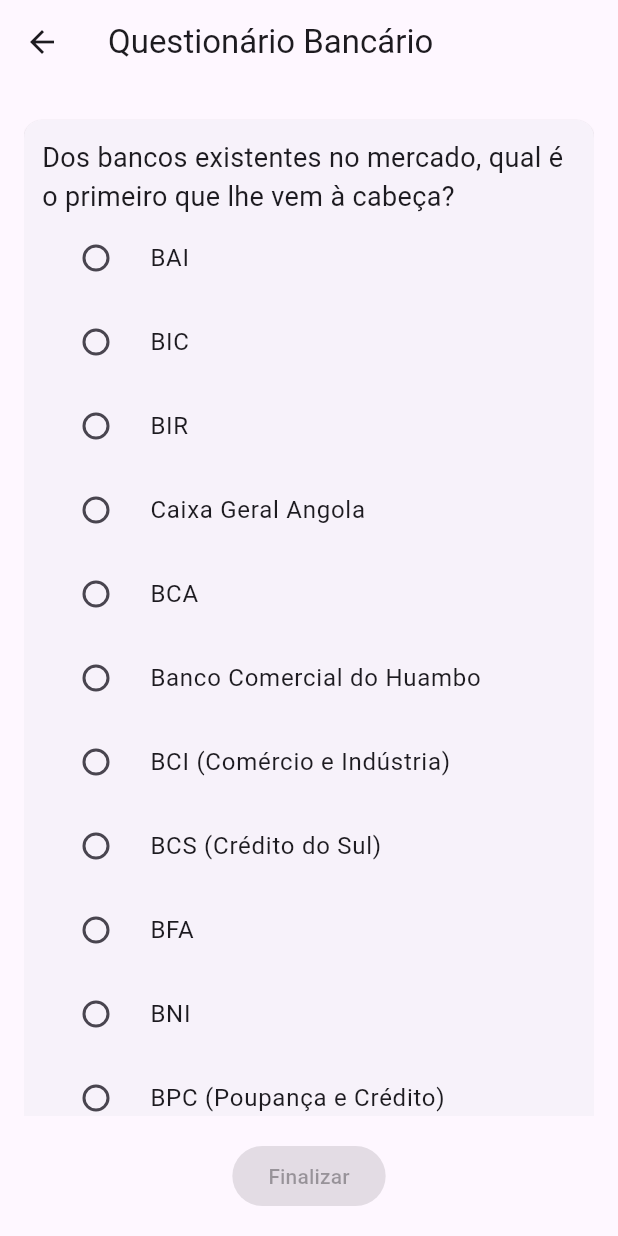
After one commit to javierariass/Angola-Bank, a Flutter app: the QuestionnairePage screen opened directly, on a phone screen of 412 x 824 dp. The commit adds this screen. Run offline on Flutter 3.47's test engine with Material 3 defaults, Android fonts, the phone set to English and light mode, and no system bars; our stand-ins replace cloud_firestore, connectivity_plus, firebase_core, flutter_rating_bar, shared_preferences; accounts and stored records are empty.

Commit message:
Changes to the questionnaire
-Changed the style of the questionnaire
-Designed the official questionnaire

```diff
--- /dev/null
+++ b/lib/data/advanced_questions.dart
@@ -0,0 +1,140 @@
+enum QuestionType {
+  singleChoice,
+  multipleChoice,
+  text,
+  scale,
+}
+
+class AdvancedQuestion {
+  final String id;
+  final String question;
+  final QuestionType type;
+  final List<String> options;
+  final bool allowOther;
+  final int? scaleMin;
+  final int? scaleMax;
+
+  AdvancedQuestion({
+    required this.id,
+    required this.question,
+    required this.type,
+    this.options = const [],
+    this.allowOther = false,
+    this.scaleMin,
+    this.scaleMax,
+  });
+}
+
+final List<AdvancedQuestion> advancedQuestions = [
+  AdvancedQuestion(
+    id: 'q01',
+    question: 'Dos bancos existentes no mercado, qual é o primeiro que lhe vem à cabeça?',
+    type: QuestionType.singleChoice,
+    options: [
+      'BAI', 'BIC', 'BIR', 'Caixa Geral Angola', 'BCA', 'Banco Comercial do Huambo',
+      'BCI (Comércio e Indústria)', 'BCS (Crédito do Sul)', 'BFA', 'BNI', 'BPC (Poupança e Crédito)',
+      'Banco Económico', 'Banco Keve', 'Banco Millennium Atlântico', 'Banco Rural de Investimento',
+      'Banco Sol', 'Banco Valor', 'Banco VTB África', 'Banco Yetu', 'Access Bank',
+      'SBA (Standard Bank Angola)', 'Outro'
+    ],
+    allowOther: true,
+  ),
+  AdvancedQuestion(
+    id: 'q02',
+    question: 'Em que bancos tem conta atualmente?',
+    type: QuestionType.multipleChoice,
+    options: [
+      'BAI', 'BIC', 'BIR', 'Caixa Geral Angola', 'BCA', 'Banco Comercial do Huambo',
+      'BCI (Comércio e Indústria)', 'BCS (Crédito do Sul)', 'BFA', 'BNI', 'BPC (Poupança e Crédito)',
+      'Banco Económico', 'Banco Keve', 'Banco Millennium Atlântico', 'Banco Rural de Investimento',
+      'Banco Sol', 'Banco Valor', 'Banco VTB África', 'Banco Yetu', 'Access Bank',
+      'SBA (Standard Bank Angola)', 'Outro'
+    ],
+    allowOther: true,
+  ),
+  AdvancedQuestion(
+    id: 'q03',
+    question: 'Qual é o seu banco principal?',
+    type: QuestionType.singleChoice,
+    options: [], // Preenchido dinamicamente com os bancos selecionados em q02
+  ),
+  AdvancedQuestion(
+    id: 'q04',
+    question: 'Por que escolheu o seu banco principal?',
+    type: QuestionType.multipleChoice,
+    options: [
+      'Reputação/imagem corporativa', 'Proximidade da agência', 'Conselhos de familiares ou amigos',
+      'Qualidade do serviço', 'Condições econômicas', 'Experiências anteriores positivas',
+      'Já utilizado no ambiente de trabalho/família', 'Competência e cortesia do pessoal',
+      'Serviços digitais fáceis de utilizar', 'Utilização para hipoteca',
+      'Garantia de moeda estrangeira', 'Relação com gestor de conta', 'Outro'
+    ],
+    allowOther: true,
+  ),
+  AdvancedQuestion(
+    id: 'q05',
+    question: 'Por que escolheu o outro banco?',
+    type: QuestionType.multipleChoice,
+    options: [
+      'Reputação/imagem corporativa', 'Proximidade da agência', 'Conselhos de familiares ou amigos',
+      'Qualidade do serviço', 'Condições econômicas', 'Experiências anteriores positivas',
+      'Já utilizado no ambiente de trabalho/família', 'Competência e cortesia do pessoal',
+      'Serviços digitais fáceis de utilizar', 'Utilização para hipoteca',
+      'Garantia de moeda estrangeira', 'Relação com gestor de conta', 'Já não uso o banco', 'Outro'
+    ],
+    allowOther: true,
+  ),
+  AdvancedQuestion(
+    id: 'q06',
+    question: 'Como se relaciona com os bancos?',
+    type: QuestionType.singleChoice,
+    options: [
+      'Maioritariamente presencial', 'Simultaneamente presencial e digital', 'Maioritariamente digital'
+    ],
+  ),
+  AdvancedQuestion(
+    id: 'q07',
+    question: 'Numa escala de 1 a 10, qual é a sua satisfação com os bancos onde tem conta?',
+    type: QuestionType.scale,
+    scaleMin: 1,
+    scaleMax: 10,
+  ),
+  AdvancedQuestion(
+    id: 'q08',
+    question: 'Em que canais costuma obter informações sobre os bancos?',
+    type: QuestionType.multipleChoice,
+    options: [
+      'TV', 'Rádio', 'Redes sociais', 'Amigos ou familiares', 'Agências/Balcões', 'Jornais ou revistas', 'Outro'
+    ],
+    allowOther: true,
+  ),
+  AdvancedQuestion(
+    id: 'q09',
+    question: 'Que serviços utiliza no "Banco X"?',
+    type: QuestionType.multipleChoice,
+    options: [
+      'Levantamento', 'Depósitos', 'Transferências interbancárias', 'Transferências internacionais',
+      'Home Banking', 'Aplicativo bancário', 'Pagamentos automáticos', 'Gestão de contas online',
+      'Pagamento de contas', 'Pagamento de impostos', 'Seguro de vida', 'Seguro de automóvel',
+      'Seguro de habitação', 'Seguro de acidentes pessoais', 'Compra/venda de moeda estrangeira',
+      'Domiciliação do salário'
+    ],
+  ),
+  AdvancedQuestion(
+    id: 'q10',
+    question: 'Que produtos utiliza no "Banco X"?',
+    type: QuestionType.multipleChoice,
+    options: [
+      'Conta corrente', 'Cartão de débito', 'Cartão de crédito', 'Cartão pré-pago',
+      'Conta a prazo', 'Crédito pessoal', 'Crédito habitação', 'Crédito automóvel',
+      'Fundo de investimento', 'Obrigações'
+    ],
+  ),
+  AdvancedQuestion(
+    id: 'q11',
+    question: 'O que mais importa (escala 1-5)',
+    type: QuestionType.scale,
+    scaleMin: 1,
+    scaleMax: 5,
+  ),
+];
--- a/lib/pages/config_page.dart
+++ b/lib/pages/config_page.dart
@@ -6,13 +6,13 @@ class ConfigPage extends StatelessWidget {
   @override
   Widget build(BuildContext context) {
     return Scaffold(
-      appBar: AppBar(title: const Text('Configuración')),
+      appBar: AppBar(title: const Text('Configuração')),
       body: Center(
         child: ElevatedButton(
           onPressed: () {
             Navigator.pop(context);
           },
-          child: const Text('Regresar a principal'),
+          child: const Text('Voltar ao início'),
         ),
       ),
     );
--- /dev/null
+++ b/lib/pages/questionnaire_page.dart
@@ -0,0 +1,322 @@
+import 'package:flutter/material.dart';
+import '../data/advanced_questions.dart';
+import '../services/firebase_service.dart';
+
+class QuestionnairePage extends StatefulWidget {
+	const QuestionnairePage({super.key});
+
+	@override
+	State<QuestionnairePage> createState() => _QuestionnairePageState();
+}
+
+class _QuestionnairePageState extends State<QuestionnairePage> {
+	final Map<String, dynamic> answers = {};
+	DateTime? _startTime;
+	DateTime? _endTime;
+	Duration? _totalTime;
+
+	@override
+	void initState() {
+		super.initState();
+		_startTime = DateTime.now();
+	}
+
+	Map<String, dynamic> _formatAnswersForRow() {
+		final Map<String, dynamic> row = {};
+		for (final q in advancedQuestions) {
+			final val = answers[q.id];
+			if (q.type == QuestionType.multipleChoice) {
+				for (int i = 0; i < q.options.length; i++) {
+					row['${q.id}_${q.options[i]}'] = (val is List && val.contains(i));
+				}
+				if (q.allowOther && val is String && val.isNotEmpty) {
+					row['${q.id}_Outro'] = val;
+				}
+			} else if (q.type == QuestionType.singleChoice) {
+				if (val is int && val >= 0 && val < q.options.length) {
+					row[q.id] = q.options[val];
+				} else if (q.allowOther && val is String && val.isNotEmpty) {
+					row[q.id] = val;
+				} else {
+					row[q.id] = val;
+				}
+			} else {
+				row[q.id] = val;
+			}
+		}
+		row['startTime'] = _startTime?.toIso8601String();
+		row['endTime'] = _endTime?.toIso8601String();
+		row['totalTimeSeconds'] = _totalTime?.inSeconds;
+		return row;
+	}
+
+	void _submit() async {
+		_endTime = DateTime.now();
+		_totalTime = _endTime!.difference(_startTime!);
+		final row = _formatAnswersForRow();
+		bool uploaded = true;
+		try {
+			await uploadQuizResult(
+				answers: row,
+				startTime: _startTime!,
+				endTime: _endTime!,
+				totalTime: _totalTime!,
+			).timeout(const Duration(seconds: 2));
+		} catch (_) {
+			uploaded = false;
+		}
+		if (!mounted) return;
+		showDialog(
+			context: context,
+			builder: (_) => AlertDialog(
+				title: const Text('Questionário finalizado!'),
+				content: Text(
+					'Obrigado por completar o questionário.\n'
+					'Tempo total: ${_totalTime!.inMinutes} min ${_totalTime!.inSeconds % 60} seg\n'
+					'Sincronização: ${uploaded ? "OK" : "Pendente"}'
+				),
+				actions: [
+					TextButton(
+						onPressed: () {
+							Navigator.of(context).popUntil((route) => route.isFirst);
+						},
+						child: const Text('Voltar ao início'),
+					)
+				],
+			),
+		);
+	}
+
+	bool _allAnswered() {
+		for (final q in advancedQuestions) {
+			final val = answers[q.id];
+			if (q.type == QuestionType.text) {
+				if (val == null || val.toString().isEmpty) return false;
+			} else if (q.type == QuestionType.multipleChoice) {
+				if (val == null || (val is List && val.isEmpty)) return false;
+			} else {
+				if (val == null) return false;
+			}
+		}
+		return true;
+	}
+
+	@override
+	Widget build(BuildContext context) {
+		// Opções dinâmicas para Q03
+		List<String> bancosQ2 = [];
+		final q2 = advancedQuestions.firstWhere((q) => q.id == 'q02', orElse: () => AdvancedQuestion(id: '', question: '', type: QuestionType.singleChoice));
+		if (answers['q02'] != null && answers['q02'] is List) {
+			final indices = answers['q02'] as List;
+			bancosQ2 = [for (var i in indices) if (i is int && i >= 0 && i < q2.options.length) q2.options[i]];
+			if (!bancosQ2.contains('Outro')) bancosQ2.add('Outro');
+		}
+
+		return Scaffold(
+			appBar: AppBar(
+				title: const Text('Questionário Bancário'),
+			),
+			body: Padding(
+				padding: const EdgeInsets.all(16),
+				child: Column(
+					children: [
+						Expanded(
+							child: ListView.builder(
+								itemCount: advancedQuestions.length,
+								itemBuilder: (context, index) {
+									final q = advancedQuestions[index];
+									if (q.id == 'q03') {
+										return Card(
+											margin: const EdgeInsets.symmetric(vertical: 8),
+											child: Padding(
+												padding: const EdgeInsets.all(12),
+												child: AdvancedQuestionWidget(
+													question: AdvancedQuestion(
+														id: q.id,
+														question: q.question,
+														type: q.type,
+														options: bancosQ2,
+														allowOther: true,
+													),
+													answer: answers[q.id],
+													onChanged: (val) {
+														setState(() {
+															answers[q.id] = val;
+														});
+													},
+													showNext: false,
+												),
+											),
+										);
+									} else {
+										return Card(
+											margin: const EdgeInsets.symmetric(vertical: 8),
+											child: Padding(
+												padding: const EdgeInsets.all(12),
+												child: AdvancedQuestionWidget(
+													question: q,
+													answer: answers[q.id],
+													onChanged: (val) {
+														setState(() {
+															answers[q.id] = val;
+														});
+													},
+													showNext: false,
+												),
+											),
+										);
+									}
+								},
+							),
+						),
+						const SizedBox(height: 16),
+						ElevatedButton(
+							onPressed: _allAnswered() ? _submit : null,
+							child: const Text('Finalizar'),
+						),
+					],
+				),
+			),
+		);
+	}
+}
+
+class AdvancedQuestionWidget extends StatefulWidget {
+	final AdvancedQuestion question;
+	final dynamic answer;
+	final Function(dynamic) onChanged;
+	final bool showNext;
+	const AdvancedQuestionWidget({
+		required this.question,
+		required this.answer,
+		required this.onChanged,
+		this.showNext = false,
+		super.key,
+	});
+
+	@override
+	State<AdvancedQuestionWidget> createState() => _AdvancedQuestionWidgetState();
+}
+
+class _AdvancedQuestionWidgetState extends State<AdvancedQuestionWidget> {
+	dynamic _localAnswer;
+
+	@override
+	void initState() {
+		super.initState();
+		_localAnswer = widget.answer;
+	}
+
+	@override
+	void didUpdateWidget(covariant AdvancedQuestionWidget oldWidget) {
+		super.didUpdateWidget(oldWidget);
+		if (oldWidget.answer != widget.answer) {
+			_localAnswer = widget.answer;
+		}
+	}
+
+	@override
+	Widget build(BuildContext context) {
+		final q = widget.question;
+		switch (q.type) {
+			case QuestionType.singleChoice:
+				return Column(
+					crossAxisAlignment: CrossAxisAlignment.start,
+					children: [
+						Text(q.question, style: const TextStyle(fontSize: 18)),
+						if (q.options.isNotEmpty)
+							...List.generate(q.options.length, (i) {
+								return RadioListTile<int>(
+									title: Text(q.options[i]),
+									value: i,
+									groupValue: _localAnswer,
+									onChanged: (val) {
+										setState(() { _localAnswer = val; });
+										widget.onChanged(val);
+									},
+								);
+							}),
+						if (q.options.isEmpty || q.allowOther)
+							ListTile(
+								title: Text(q.options.isEmpty ? 'Escreva o seu banco principal' : 'Outro (especificar)'),
+								subtitle: TextField(
+									onChanged: (val) {
+										setState(() { _localAnswer = val; });
+										widget.onChanged(val);
+									},
+								),
+							),
+					],
+				);
+			case QuestionType.multipleChoice:
+				List<int> selected = (_localAnswer ?? <int>[]).cast<int>();
+				return Column(
+					crossAxisAlignment: CrossAxisAlignment.start,
+					children: [
+						Text(q.question, style: const TextStyle(fontSize: 18)),
+						...List.generate(q.options.length, (i) {
+							return CheckboxListTile(
+								title: Text(q.options[i]),
+								value: selected.contains(i),
+								onChanged: (val) {
+									setState(() {
+										if (val == true) {
+											_localAnswer ??= <int>[];
+											if (!_localAnswer.contains(i)) _localAnswer.add(i);
+										} else {
+											_localAnswer.remove(i);
+										}
+										widget.onChanged(_localAnswer);
+									});
+								},
+							);
+						}),
+						if (q.allowOther)
+							ListTile(
+								title: const Text('Outro (especificar)'),
+								subtitle: TextField(
+									onChanged: (val) {
+										setState(() { _localAnswer = val; });
+										widget.onChanged(val);
+									},
+								),
+							),
+					],
+				);
+			case QuestionType.scale:
+				int min = q.scaleMin ?? 1;
+				int max = q.scaleMax ?? 5;
+				return Column(
+					crossAxisAlignment: CrossAxisAlignment.start,
+					children: [
+						Text(q.question, style: const TextStyle(fontSize: 18)),
+						Slider(
+							min: min.toDouble(),
+							max: max.toDouble(),
+							divisions: max - min,
+							value: (_localAnswer ?? min).toDouble(),
+							label: (_localAnswer ?? min).toString(),
+							onChanged: (val) {
+								setState(() { _localAnswer = val.round(); });
+								widget.onChanged(_localAnswer);
+							},
+						),
+						Text('Valor: ${_localAnswer ?? min}'),
+					],
+				);
+			case QuestionType.text:
+				return Column(
+					crossAxisAlignment: CrossAxisAlignment.start,
+					children: [
+						Text(q.question, style: const TextStyle(fontSize: 18)),
+						TextField(
+							onChanged: (val) {
+								setState(() { _localAnswer = val; });
+								widget.onChanged(val);
+							},
+						),
+					],
+				);
+		}
+	}
+}
--- a/lib/services/firebase_service.dart
+++ b/lib/services/firebase_service.dart
@@ -3,7 +3,7 @@ import 'package:shared_preferences/shared_preferences.dart';
 import 'dart:convert';
 
 Future<void> uploadQuizResult({
-  required List<int?> answers,
+  required Map<String, dynamic> answers,
   required DateTime startTime,
   required DateTime endTime,
   required Duration totalTime,
--- a/lib/widgets/rating_app.dart
+++ b/lib/widgets/rating_app.dart
@@ -52,7 +52,7 @@ class _StarRatingState extends State<StarRating> {
           ),
           const SizedBox(height: 10),
           Text(
-            'Rating: ${_rating.toStringAsFixed(1)} estrellas',
+            'Avaliação: ${_rating.toStringAsFixed(1)} estrelas',
             style: const TextStyle(fontSize: 16),
           ),
           const SizedBox(height: 10),
@@ -60,7 +60,7 @@ class _StarRatingState extends State<StarRating> {
             onPressed: () {
               widget.onRatingChanged(_rating);
             },
-            child: const Text('Calificar'),
+            child: const Text('Avaliar'),
           ),
         ],
       ),
```
Also changed, not shown: lib/data/bank_questions.dart (deleted, +0 -92 lines), lib/main.dart (+13 -166 lines), 5 other files.
